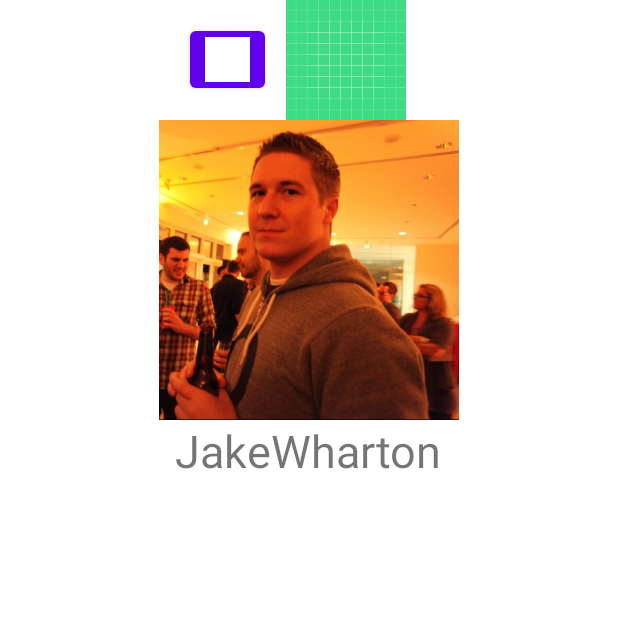
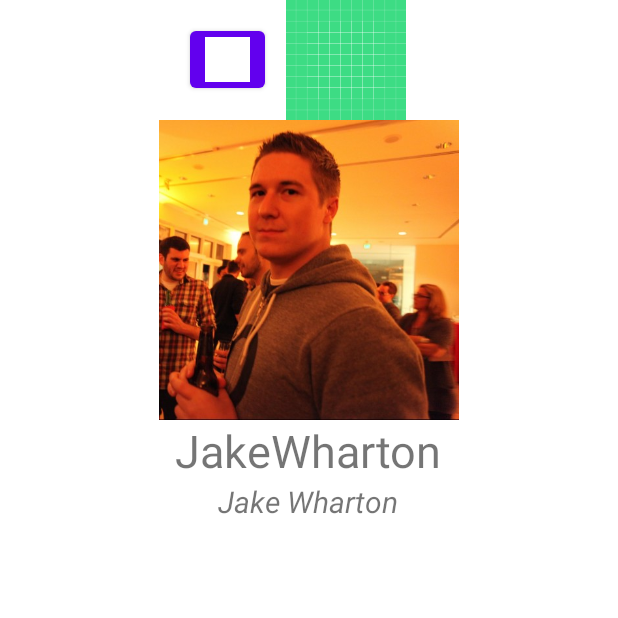
Before and after one commit to haidar-shiddiq/githublist, an Android app: the screen it shows after launch (DetailActivity), after a tap on "JakeWharton", on a phone screen of 412 x 824 dp, the top half of it. Run offline under Robolectric (Android 15) with nearby library versions, the phone set to English and light mode, and no system bars.

```diff
--- a/app/src/main/java/com/omellete/githublist/DetailActivity.java
+++ b/app/src/main/java/com/omellete/githublist/DetailActivity.java
@@ -11,19 +11,21 @@ import com.bumptech.glide.Glide;
 
 public class DetailActivity extends Activity {
     Button back;
+    public static final String PARCELNIH = "parcelnih";
 
     @Override
     protected void onCreate(Bundle savedInstanceState) {
         super.onCreate(savedInstanceState);
         setContentView(R.layout.activity_detail);
-        TextView name = findViewById(R.id.name);
-        TextView detail = findViewById(R.id.detail);
+        TextView uname = findViewById(R.id.name);
+        TextView name = findViewById(R.id.detail);
         ImageView image = findViewById(R.id.image);
         back = (Button) findViewById(R.id.back);
 
-        name.setText (getIntent().getStringExtra("charuname"));
-        detail.setText (getIntent().getStringExtra("charname"));
-        int imageurl = getIntent().getIntExtra("charava",0);
+        Charv charv = getIntent().getParcelableExtra(PARCELNIH);
+        uname.setText (charv.getUsername());
+        name.setText(charv.getName());
+        int imageurl = charv.getAvatar();
         Glide.with(this)
                 .asBitmap()
                 .load(imageurl)
--- a/app/src/main/java/com/omellete/githublist/ListCharAdapter.java
+++ b/app/src/main/java/com/omellete/githublist/ListCharAdapter.java
@@ -1,5 +1,6 @@
 package com.omellete.githublist;
 
+import android.content.Intent;
 import android.view.LayoutInflater;
 import android.view.View;
 import android.view.ViewGroup;
@@ -7,8 +8,6 @@ import android.widget.ImageView;
 import android.widget.TextView;
 import androidx.annotation.NonNull;
 import androidx.recyclerview.widget.RecyclerView;
-import com.bumptech.glide.Glide;
-import com.bumptech.glide.request.RequestOptions;
 import java.util.ArrayList;
 
 public class ListCharAdapter extends RecyclerView.Adapter<ListCharAdapter.ListViewHolder> {
@@ -40,7 +39,11 @@ public class ListCharAdapter extends RecyclerView.Adapter<ListCharAdapter.ListVi
         holder.itemView.setOnClickListener(new View.OnClickListener() {
             @Override
             public void onClick(View v) {
-                onItemClickCallback.onItemClicked(listChar.get(holder.getAdapterPosition()));
+//                onItemClickCallback.onItemClicked(listChar.get(holder.getAdapterPosition()));
+
+                Intent intent = new Intent(v.getContext(), DetailActivity.class);
+                intent.putExtra(DetailActivity.PARCELNIH, charv);
+                v.getContext().startActivity(intent);
             }
         });
     }
--- a/app/src/main/java/com/omellete/githublist/MainActivity.java
+++ b/app/src/main/java/com/omellete/githublist/MainActivity.java
@@ -40,20 +40,19 @@ public class MainActivity extends Activity {
         });
     }
 
-    private void showSelectedChar(Charv charv) {
-        Toast.makeText(this, "Menampilkan Karakter " + charv.getName(), Toast.LENGTH_SHORT).show();
-        Intent intent = new Intent(this, DetailActivity.class);
-        intent.putExtra("charuname", charv.getUsername());
-        intent.putExtra("charnamee", charv.getName());
-        intent.putExtra("charava", charv.getAvatar());
-        startActivity(intent);
-    }
+//    private void showSelectedChar(Charv charv) {
+//        Toast.makeText(this, "Menampilkan Karakter " + charv.getName(), Toast.LENGTH_SHORT).show();
+//        Intent intent = new Intent(this, DetailActivity.class);
+//        intent.putExtra("charuname", charv.getUsername());
+//        intent.putExtra("charnamee", charv.getName());
+//        intent.putExtra("charava", charv.getAvatar());
+//        startActivity(intent);
+//    }
 
     private ArrayList<Charv> getUserData() {
         String[] datauname = getResources().getStringArray(R.array.username);
         String[] datanamee = getResources().getStringArray(R.array.name);
         TypedArray datava = getResources().obtainTypedArray(R.array.avatar);
-        moveWithObjectIntent.putParcelableArrayListExtra(parcelnih,Charv);
         ArrayList<Charv> list = new ArrayList<>();
         for (int pos = 0; pos < datauname.length; pos++) {
             Charv charv = new Charv();
@@ -70,12 +69,12 @@ public class MainActivity extends Activity {
         ListCharAdapter listHeroAdapter = new ListCharAdapter(list);
         rvChar.setAdapter(listHeroAdapter);
 
-        listHeroAdapter.setOnItemClickCallback(new ListCharAdapter.OnItemClickCallback() {
-            @Override
-            public void onItemClicked(Charv data) {
-                showSelectedChar(data);
-            }
-        });
+//        listHeroAdapter.setOnItemClickCallback(new ListCharAdapter.OnItemClickCallback() {
+//            @Override
+//            public void onItemClicked(Charv data) {
+//                showSelectedChar(data);
+//            }
+//        });
     }
 
     public void onBackPressed() {
```
Also changed, not shown: app/src/main/java/com/omellete/githublist/Charv.java (+48 -1 lines).
